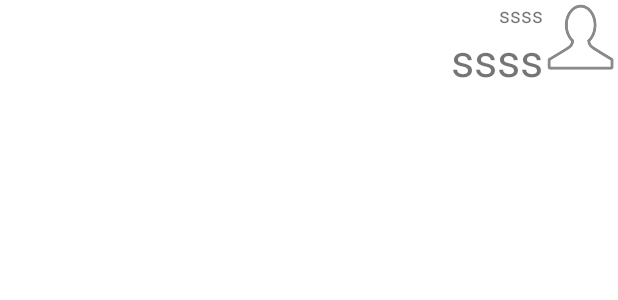
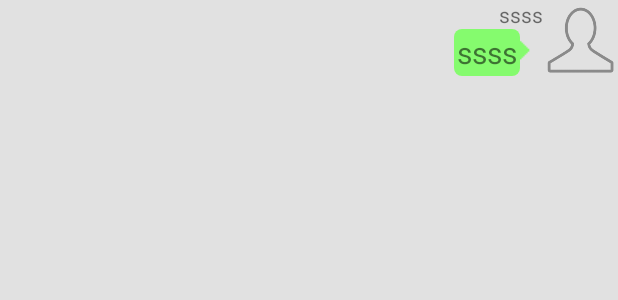
Before and after one commit to Hkkkkkkkkkk/AndroidTraining, an Android app: the layout fragment_first_right.xml on its own in the app's theme, with its tools: preview values and no code run, on a phone screen of 412 x 824 dp. Shown: the top 300 px of the screen. Run offline under Robolectric (Android 15) with nearby library versions, the phone set to English and light mode, and no system bars; network calls fail.

Commit message:
修改聊天框

```diff
--- a/app/src/main/java/com/example/androidtraining/Adapter/ChatAdapter.java
+++ b/app/src/main/java/com/example/androidtraining/Adapter/ChatAdapter.java
@@ -63,6 +63,8 @@ public class ChatAdapter extends BaseAdapter{
         }else {
             viewHolder = (ViewHolder) convertView.getTag();
         }
+        viewHolder.chat.setMaxWidth(700);
+        viewHolder.chat.setMaxHeight(1000);
         viewHolder.chat.setText(chatBeansList.get(position).getChat());
         viewHolder.name.setText(chatBeansList.get(position).getName());
         return convertView;
--- a/app/src/main/java/com/example/androidtraining/Fragment/Fragment_first.java
+++ b/app/src/main/java/com/example/androidtraining/Fragment/Fragment_first.java
@@ -60,14 +60,12 @@ public class Fragment_first extends Fragment {
                         chatAdapter = new ChatAdapter(getContext(),dataBeans.getChatBeans(),chatdata[0]);
                         chatAdapter.CheckData(dataBeans.getChatBeans());
                         listView.setAdapter(chatAdapter);
-
                     }
-
                     @Override
                     public void onFailed(Exception ex) {
-
                     }
                 },chatdata[1]);
+                ed_chat.setText("");
                 break;
         }
     }
--- /dev/null
+++ b/app/src/main/res/drawable/chat_box_right.xml
@@ -0,0 +1,10 @@
+<?xml version="1.0" encoding="utf-8"?>
+    <shape android:shape="rectangle" xmlns:android="http://schemas.android.com/apk/res/android">
+
+    <size android:height="5px" android:width="20px"/>
+
+    <corners android:radius="5dp"/>
+
+    <solid android:color="#85fb6e"/>
+
+</shape>
--- a/app/src/main/res/layout/fragment_first_right.xml
+++ b/app/src/main/res/layout/fragment_first_right.xml
@@ -3,11 +3,11 @@
     android:layout_width="match_parent"
     android:layout_height="match_parent"
     android:gravity="center_vertical"
-    android:orientation="horizontal">
+    android:orientation="horizontal"
+    android:background="#FFE1E1E1">
     <LinearLayout
         android:layout_width="match_parent"
         android:layout_height="match_parent"
-        android:background="@color/white"
         android:gravity="right">
 
         <LinearLayout
@@ -21,17 +21,30 @@
                 android:text="ssss"
                 android:layout_gravity="right"
                 />
+            <LinearLayout
+                android:layout_width="wrap_content"
+                android:layout_height="wrap_content">
             <TextView
                 android:id="@+id/chat"
                 android:layout_width="wrap_content"
                 android:layout_height="wrap_content"
                 android:text="ssss"
-                android:textSize="30dp"/>
+                android:textSize="20dp"
+                android:background="@drawable/chat_box_right"
+                android:padding="2dp"
+                />
+                <ImageView
+                    android:layout_width="wrap_content"
+                    android:layout_height="wrap_content"
+                    android:background="@drawable/arrow_right"
+                    android:layout_gravity="right"/>
+            </LinearLayout>
         </LinearLayout>
         <ImageView
             android:id="@+id/iv_icon"
             android:layout_width="50dp"
             android:layout_height="50dp"
-            android:background="@drawable/me_one"/>
+            android:background="@drawable/me_one"
+            android:layout_marginTop="2dp"/>
     </LinearLayout>
 </LinearLayout>
```
Also changed, not shown: app/src/main/res/drawable/chat_box_left.xml (added, +10 -0 lines), app/src/main/res/layout/fragment_first.xml (+5 -2 lines), app/src/main/res/layout/fragment_first_left.xml (+22 -8 lines), app/src/main/res/drawable/arrow_left.png (added), app/src/main/res/drawable/arrow_right.png (added).
